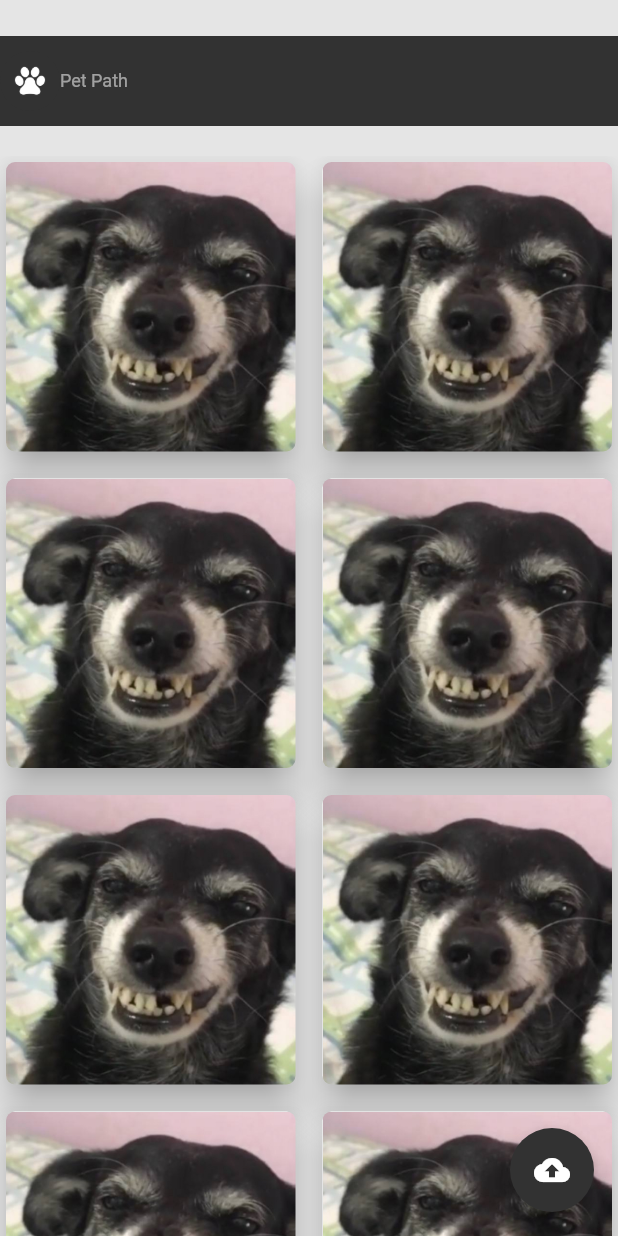
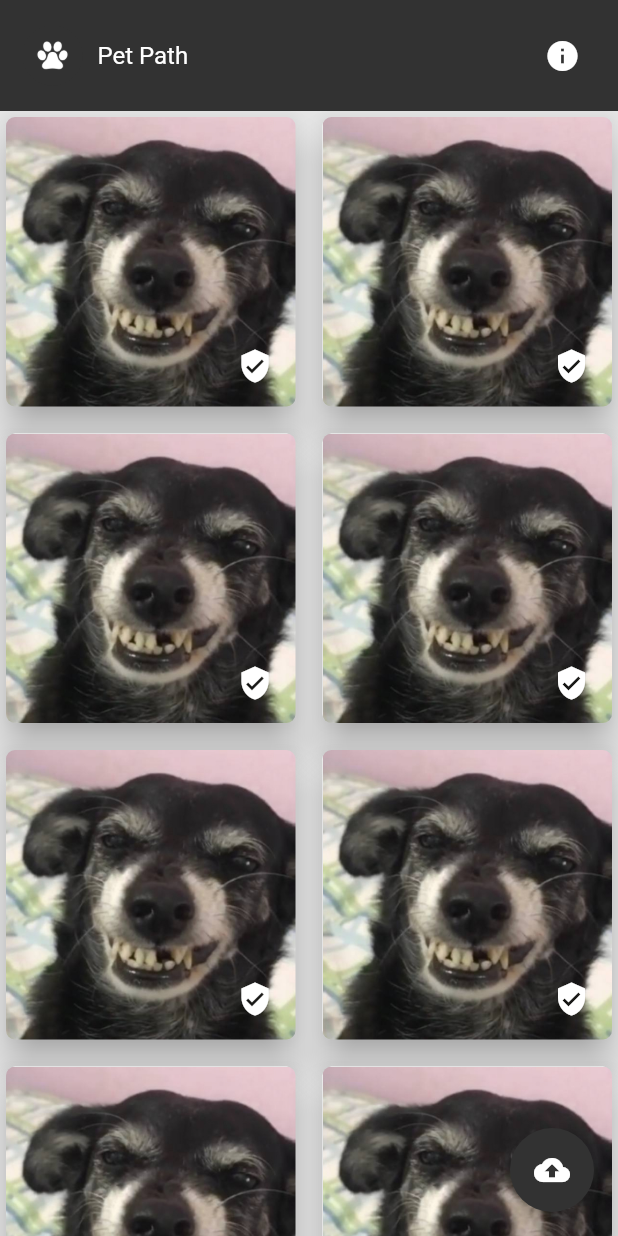
Before and after one commit to Amanda-Gao/UCL-MobileApps-Project, a Flutter app: the HomePage screen opened directly, on a phone screen of 412 x 824 dp. Run offline on Flutter 3.47's test engine with Material 2 defaults, Android fonts, the phone set to English and light mode, and no system bars; our stand-ins replace image_picker, shared_preferences; accounts and stored records are empty.

```diff
--- a/lib/app_config.dart
+++ b/lib/app_config.dart
@@ -1,6 +1,5 @@
 class AppConfig{
 
-  static String userNameLogged;
   static const url = "http://35.247.210.114:8000/";
 
   AppConfig._();
--- a/lib/main.dart
+++ b/lib/main.dart
@@ -2,12 +2,11 @@ import 'package:flutter/material.dart';
 import 'package:flutter/services.dart';
 import 'package:pet_path/page/login_register_page.dart';
 import 'package:pet_path/page/splash_page.dart';
-import 'package:pet_path/value/color_app.dart';
 import 'package:pet_path/value/route_app.dart';
 
 void main() {
   final statusStyle = SystemUiOverlayStyle(
-      statusBarColor: Color(0xFF323232),
+      statusBarColor: Color(0xFF292929),
       statusBarIconBrightness: Brightness.light
   );
 
--- a/lib/page/home_page.dart
+++ b/lib/page/home_page.dart
@@ -1,13 +1,12 @@
 import 'dart:convert';
 import 'dart:io';
-
 import 'package:flutter/material.dart';
-import 'package:flutter_svg/svg.dart';
+import 'package:flutter/services.dart';
 import 'package:image_picker/image_picker.dart';
+import 'package:pet_path/page/info_page.dart';
 import 'package:pet_path/value/color_app.dart';
 import 'package:pet_path/value/img_app.dart';
-import 'package:http/http.dart' as http;
-import '../app_config.dart';
+import 'package:pet_path/widget/item.dart';
 
 class HomePage extends StatefulWidget{
 
@@ -44,56 +43,60 @@ class _HomePageState extends State<HomePage>{
 
   @override
   void initState() {
-    //getPosts();
     super.initState();
   }
 
   @override
   Widget build(BuildContext context) {
+    double statusBarHeight = MediaQuery.of(context).padding.top;
+
     return Scaffold(
         key: scaffoldState,
         resizeToAvoidBottomInset: false,
         backgroundColor: ColorApp.primary,
         body:
         Container(
-          padding: EdgeInsets.only(top: 24.0),
+          padding: EdgeInsets.only(top: statusBarHeight),
           child:  Column(
             crossAxisAlignment: CrossAxisAlignment.start,
             children: [
               Container(
-                margin: EdgeInsets.only(bottom: 20),
                 color: Color(0xFF323232),
-                height: 60,
+                padding: EdgeInsets.all(15),
                 child: Row(
                   children: [
                     Image.asset(ImgApp.logo, height: 40),
-                    Text("Pet Path", style: TextStyle(color: ColorApp.white[54], fontSize: 12))
+                    SizedBox(width: 10),
+                    Expanded(child: Text("Pet Path", style: TextStyle(color: Colors.white, fontSize: 16))),
+                    Material(
+                      color: Colors.transparent,
+                      child: InkWell(
+                        customBorder: new CircleBorder(),
+                        child: Container(
+                          padding: EdgeInsets.all(10),
+                          child: Icon(Icons.info, color: Colors.white),
+                        ),
+                        onTap: (){
+                          Navigator.push(
+                            context,
+                            MaterialPageRoute(builder: (context) => InfoPage()),
+                          );
+                        },
+                      ),
+                    )
                   ],
                 ),
               ),
               Expanded(
-                child: /*posts != null && posts.length > 0 ? RefreshIndicator(
-                  onRefresh: () {},
-                  child: */GridView.count(
-                  // Cria um grid com duas colunas
+                child: GridView.count(
                   crossAxisCount: 2,
-                  // Gera 100 Widgets que exibem o seu índice
+
                   crossAxisSpacing: 10,
                   mainAxisSpacing: 10,
                   padding: EdgeInsets.zero,
 
                   children: List.generate(10, (index) {
-                    return Card(
-                        semanticContainer: true,
-                        clipBehavior: Clip.antiAliasWithSaveLayer,
-                      shape: RoundedRectangleBorder(
-                        borderRadius: BorderRadius.circular(6),
-                      ),
-                      elevation: 10,
-                      child: Center(
-                        child: Image.asset(ImgApp.dog,),
-                      ),
-                    );
+                    return Item(img: Image.asset(ImgApp.dog), check: true);
                   }),
                 ) /*: Center(child: posts == null ? SizedBox(width: 50, height: 50, child: CircularProgressIndicator()) : Container(child: Text("Nenhuma postagem encontrada!", style: TextStyle(fontSize: 18, color: ColorApp.white[26])))),*/
               )
@@ -140,35 +143,6 @@ class _HomePageState extends State<HomePage>{
     });
   }
 
-  /*Future postImage(base64, feeling) async {
-    var url = Uri.parse('${AppConfig.url}post');
-    var response = await http.post(url, headers: {"Content-Type": "application/json"}, body:  json.encode({'user': userName, 'image64': base64, 'feeling': feeling}));
-    var body = json.decode(response.body);
-
-    await getPosts();
-  }*/
-
-  /*Future getPosts() async {
-    var url = Uri.parse('${AppConfig.url}feed');
-    var response = await http.get(url, headers: {"Content-Type": "application/json"});
-    //print(response.body.toString());
-    List body = json.decode(response.body);
-    posts = [];
-    setState(() {
-      for(var post in body){
-        var format = new DateTime.fromMillisecondsSinceEpoch(post['timestamp'], isUtc: true);
-        posts.add(new FeedItem(
-          postId: post['id'],
-          userName: post["user"],
-          dateTime: format.toIso8601String(),
-          image64: base64Decode(post["image64"]),
-          feeling: post["feeling"],
-          majority: post["majority_feeling"],
-        ));
-      }
-    });
-  }*/
-
   void _uploadImage(context, base64){
     final width = MediaQuery.of(context).size.width * 0.3;
 
@@ -176,6 +150,7 @@ class _HomePageState extends State<HomePage>{
     happy = true;
     _controller = scaffoldState.currentState.showBottomSheet(
         BottomSheet(
+          elevation: 12,
             onClosing: (){},
             builder: (BuildContext context){
               return Container(
@@ -258,17 +233,6 @@ class _HomePageState extends State<HomePage>{
                         !isUploading ?
                         FloatingActionButton(
                           onPressed: () {
-                            /*if(!isUploading){
-                              _controller.setState(() {
-                                isUploading = true;
-                              });
-                              postImage(base64, happy ? 1 : 2).then((_){
-                                _controller.setState(() {
-                                  isUploading = false;
-                                });
-                                _controller.close();
-                              });
-                            }*/
                             _controller.close();
                           },
                           child: const Icon(Icons.send, color: Color(0xFF323232)),
--- /dev/null
+++ b/lib/widget/item.dart
@@ -0,0 +1,69 @@
+import 'package:flutter/cupertino.dart';
+import 'package:flutter/material.dart';
+import 'package:pet_path/page/pet_page.dart';
+import 'package:pet_path/value/img_app.dart';
+
+class Item extends StatefulWidget{
+
+  Item({this.img, this.check = false});
+
+  final Image img;
+  final bool check;
+
+  @override
+  State<StatefulWidget> createState() => _ItemState();
+}
+
+class _ItemState extends State<Item>{
+
+  bool _check;
+
+  @override
+  void initState() {
+    _check = widget.check;
+    super.initState();
+  }
+
+  @override
+  Widget build(BuildContext context) {
+    return GestureDetector(
+      child: Card(
+        semanticContainer: true,
+        clipBehavior: Clip.antiAliasWithSaveLayer,
+        shape: RoundedRectangleBorder(
+          borderRadius: BorderRadius.circular(6),
+        ),
+        elevation: 10,
+        child: Center(
+          child: Stack(
+            children: [
+              widget.img,
+              _check ? Positioned(
+                  bottom: 15,
+                  right: 15,
+                  child: Icon(Icons.verified_user, color: Colors.white)
+              ) : Container()
+            ],
+          ),
+        ),
+      ),
+      onTap: () {
+        Navigator.push(
+          context,
+          MaterialPageRoute(builder: (context) => PetPage(
+            name: "Meu Pet",
+            img: Image.asset(ImgApp.dog),
+            check: true,
+            description: "Meu animal",
+            location: "Maringá",
+          )),
+        );
+      },
+      onDoubleTap: (){
+        setState(() {
+          _check = !_check;
+        });
+      }
+    );
+  }
+}
--- a/pubspec.yaml
+++ b/pubspec.yaml
@@ -12,8 +12,8 @@ dependencies:
   flutter_svg: ^0.22.0
   cupertino_icons: ^1.0.2
   image_picker: ^0.7.5
-  vibration: ^1.7.3
   http: ^0.13.3
+  shared_preferences: ^2.0.6
 
 dev_dependencies:
   flutter_test:
```
Also changed, not shown: lib/page/info_page.dart (added, +56 -0 lines), lib/page/login_register_page.dart (+20 -6 lines), lib/page/pet_page.dart (added, +63 -0 lines), lib/util/my_vibrate.dart (deleted, +0 -16 lines), pubspec.lock, 5 other files.
